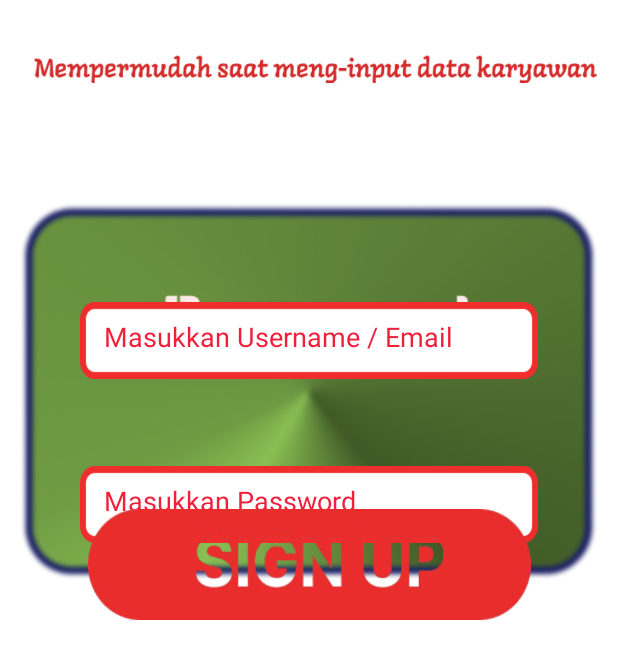
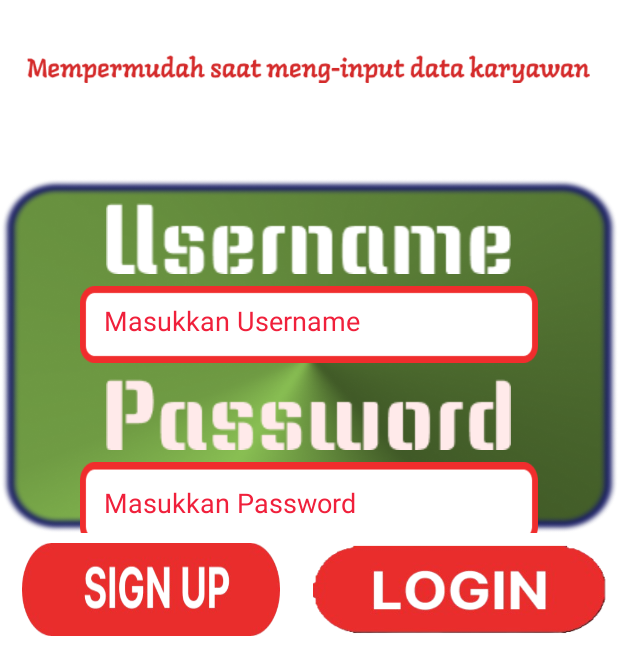
Before and after one commit to Gustyx-Power/OfficeDesk-MobileAppsManagement, an Android app: the SignUpActivity screen opened directly, with no data from a screen before it, on a phone screen of 412 x 824 dp, the part 568-1236 px from its top. Run offline under Robolectric (Android 15) with nearby library versions, the phone set to English and light mode, and no system bars.

Commit message:
activity_signup.xml : Adding LinearLayout together with RelativeLayout To fix the dimension problem of android devices that have varying screen resolutions.

```diff
--- a/app/src/main/res/layout/activity_signup.xml
+++ b/app/src/main/res/layout/activity_signup.xml
@@ -1,10 +1,11 @@
 <?xml version="1.0" encoding="utf-8"?>
-<RelativeLayout xmlns:android="http://schemas.android.com/apk/res/android"
+<RelativeLayout
+    xmlns:android="http://schemas.android.com/apk/res/android"
     xmlns:tools="http://schemas.android.com/tools"
     android:layout_width="match_parent"
     android:layout_height="match_parent"
     android:background="@android:color/white"
-    tools:context=".SignUpActivity" >
+    tools:context=".SignUpActivity">
 
     <ImageView
         android:id="@+id/header_image"
@@ -14,7 +15,6 @@
         android:layout_marginTop="-17dp"
         android:scaleType="fitXY"
         android:src="@drawable/shapeflag" />
-
 
     <ImageView
         android:id="@+id/title_image"
@@ -30,74 +30,59 @@
         android:layout_width="375dp"
         android:layout_height="wrap_content"
         android:layout_below="@id/title_image"
-        android:layout_alignParentEnd="true"
-        android:layout_centerInParent="true"
+        android:layout_centerHorizontal="true"
         android:layout_marginTop="28dp"
         android:layout_marginEnd="14dp"
         android:src="@drawable/texthome" />
 
-    <ImageView
+    <LinearLayout
         android:id="@+id/username_password_background"
-        android:layout_width="386dp"
-        android:layout_height="252dp"
+        android:layout_width="match_parent"
+        android:layout_height="294dp"
         android:layout_below="@id/tagline_image"
-        android:layout_centerInParent="true"
-        android:layout_marginTop="71dp"
-        android:scaleType="fitXY"
-        android:src="@drawable/shape_vector" />
+        android:layout_centerHorizontal="true"
+        android:layout_marginTop="55dp"
+        android:layout_marginBottom="90dp"
+        android:background="@drawable/shape_vector"
+        android:orientation="vertical">
 
         <ImageView
             android:id="@+id/usernametext"
-        android:layout_width="202dp"
-        android:layout_height="34dp"
-        android:layout_alignParentLeft="true"
-        android:layout_alignParentEnd="true"
-        android:layout_alignParentRight="true"
-        android:layout_alignParentBottom="true"
-        android:layout_marginLeft="102dp"
-        android:layout_marginEnd="107dp"
-        android:layout_marginRight="107dp"
-        android:layout_marginBottom="326dp"
+            android:layout_width="270dp"
+            android:layout_height="48dp"
+            android:layout_gravity="center_horizontal"
+            android:layout_marginTop="16dp"
             android:scaleType="fitXY"
             android:src="@drawable/username_text" />
-
-    <ImageView
-        android:id="@+id/passwordtext"
-        android:layout_width="202dp"
-        android:layout_height="34dp"
-        android:layout_alignParentLeft="true"
-        android:layout_alignParentEnd="true"
-        android:layout_alignParentRight="true"
-        android:layout_alignParentBottom="true"
-        android:layout_marginLeft="109dp"
-        android:layout_marginEnd="100dp"
-        android:layout_marginRight="100dp"
-        android:layout_marginBottom="215dp"
-        android:scaleType="fitXY"
-        android:src="@drawable/password_text"
-        tools:ignore="ImageContrastCheck" />
 
         <EditText
             android:id="@+id/username"
             android:layout_width="305dp"
             android:layout_height="51dp"
-        android:layout_below="@id/username_password_background"
-        android:layout_centerInParent="true"
-        android:layout_marginTop="-185dp"
+            android:layout_gravity="center_horizontal"
+            android:layout_marginTop="8dp"
             android:background="@drawable/background_username_password"
-        android:hint="Masukkan Username / Email"
+            android:hint="Masukkan Username"
             android:padding="16dp"
             android:textColor="#000000"
             android:textColorHint="#F0203B"
             tools:ignore="TextContrastCheck" />
 
+        <ImageView
+            android:id="@+id/passwordtext"
+            android:layout_width="270dp"
+            android:layout_height="48dp"
+            android:layout_gravity="center_horizontal"
+            android:layout_marginTop="10dp"
+            android:scaleType="fitXY"
+            android:src="@drawable/password_text" />
+
         <EditText
             android:id="@+id/password"
             android:layout_width="305dp"
-        android:layout_height="51dp"
-        android:layout_below="@id/username"
-        android:layout_centerInParent="true"
-        android:layout_marginTop="58dp"
+            android:layout_height="55dp"
+            android:layout_gravity="center_horizontal"
+            android:layout_marginTop="8dp"
             android:background="@drawable/background_username_password"
             android:hint="Masukkan Password"
             android:inputType="textPassword"
@@ -106,21 +91,38 @@
             android:textColorHint="#F0203B"
             tools:ignore="TextContrastCheck" />
 
+    </LinearLayout>
+
     <ImageButton
         android:id="@+id/signup"
-        android:layout_width="295dp"
-        android:layout_height="74dp"
+        android:layout_width="172dp"
+        android:layout_height="62dp"
         android:layout_alignParentLeft="true"
         android:layout_alignParentEnd="true"
         android:layout_alignParentRight="true"
         android:layout_alignParentBottom="true"
-        android:layout_centerInParent="true"
-        android:layout_marginLeft="58dp"
-        android:layout_marginEnd="58dp"
-        android:layout_marginRight="58dp"
-        android:layout_marginBottom="32dp"
+        android:layout_centerHorizontal="true"
+        android:layout_marginLeft="14dp"
+        android:layout_marginEnd="225dp"
+        android:layout_marginRight="225dp"
+        android:layout_marginBottom="21dp"
         android:background="@drawable/sign_button"
         android:scaleType="fitXY"
         tools:ignore="SpeakableTextPresentCheck" />
 
+    <ImageButton
+        android:id="@+id/login"
+        android:layout_width="197dp"
+        android:layout_height="66dp"
+        android:layout_alignParentEnd="true"
+        android:layout_alignParentRight="true"
+        android:layout_alignParentBottom="true"
+        android:layout_marginLeft="62dp"
+        android:layout_marginEnd="6dp"
+        android:layout_marginRight="6dp"
+        android:layout_marginBottom="21dp"
+        android:background="@drawable/login_button"
+        android:scaleType="fitXY"
+        tools:ignore="SpeakableTextPresentCheck" />
+
 </RelativeLayout>
```
Lines whose indentation alone changed are shown as unchanged.
